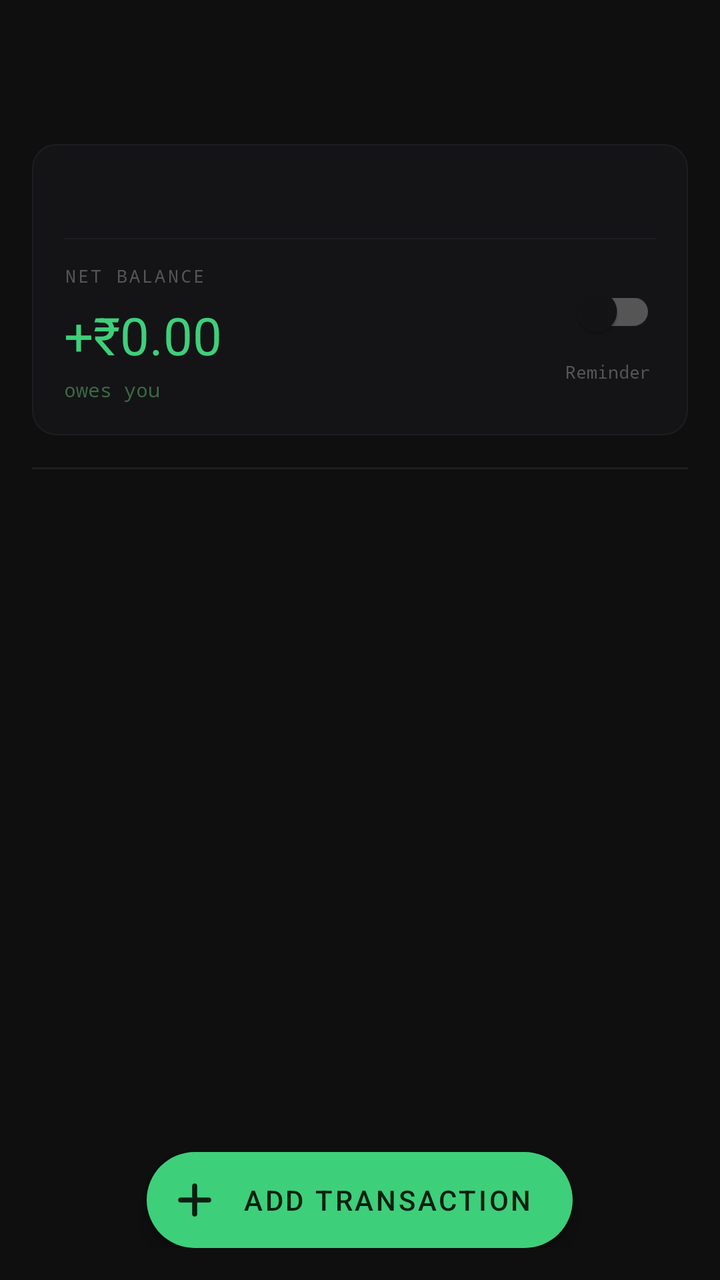
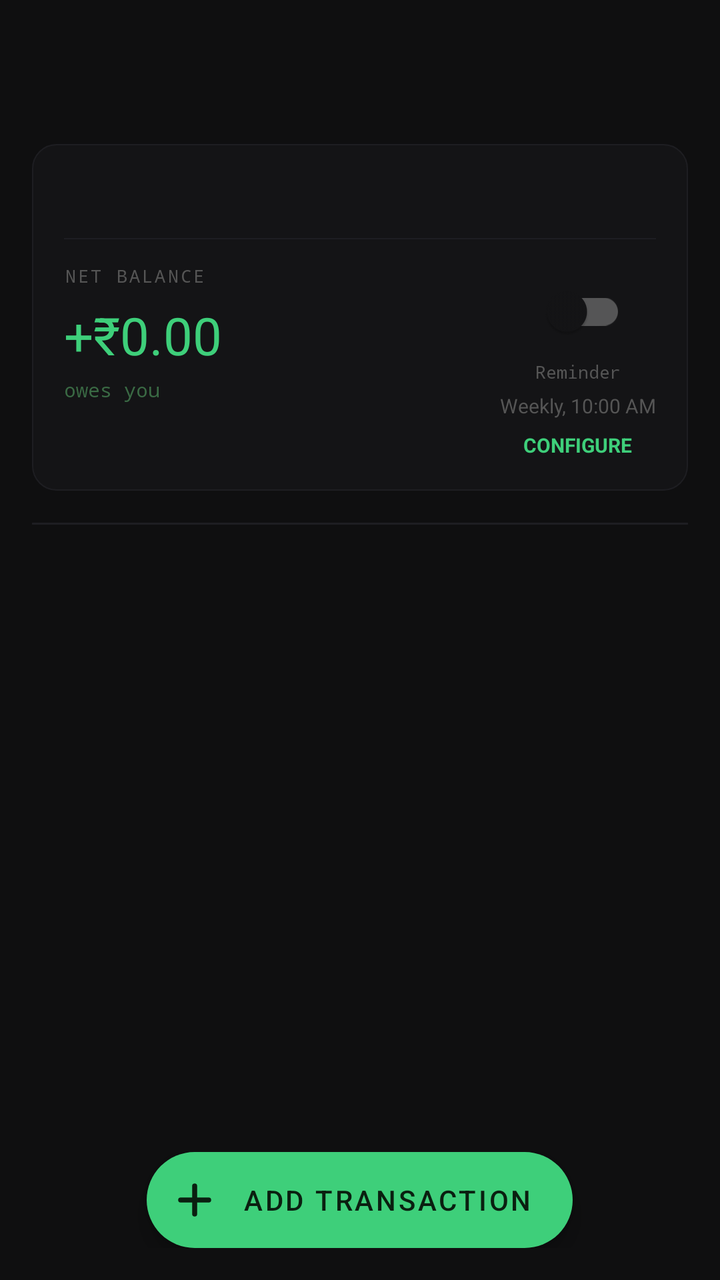

Compare the two renders of this Android layout. The source of the first and the diff that turns it into the second are given below.
<!-- AndroidManifest.xml: application theme Theme.OfflineLedger -->
<!-- res/layout/activity_transaction.xml -->
<?xml version="1.0" encoding="utf-8"?>
<androidx.coordinatorlayout.widget.CoordinatorLayout
    xmlns:android="http://schemas.android.com/apk/res/android"
    xmlns:app="http://schemas.android.com/apk/res-auto"
    android:layout_width="match_parent"
    android:layout_height="match_parent"
    android:background="@color/bg_primary">

    <com.google.android.material.appbar.AppBarLayout
        android:layout_width="match_parent"
        android:layout_height="wrap_content"
        android:background="@color/bg_primary"
        app:elevation="0dp">

        <androidx.appcompat.widget.Toolbar
            android:id="@+id/toolbar"
            android:layout_width="match_parent"
            android:layout_height="?attr/actionBarSize"/>

    </com.google.android.material.appbar.AppBarLayout>

    <androidx.core.widget.NestedScrollView
        android:layout_width="match_parent"
        android:layout_height="match_parent"
        app:layout_behavior="@string/appbar_scrolling_view_behavior">

        <LinearLayout
            android:layout_width="match_parent"
            android:layout_height="wrap_content"
            android:orientation="vertical"
            android:padding="16dp">

            
            <LinearLayout
                android:layout_width="match_parent"
                android:layout_height="wrap_content"
                android:orientation="vertical"
                android:background="@drawable/bg_card"
                android:padding="16dp"
                android:layout_marginBottom="16dp">

                
                <TextView
                    android:id="@+id/tvPersonName"
                    android:layout_width="wrap_content"
                    android:layout_height="wrap_content"
                    android:textColor="@color/primary_text"
                    android:textSize="20sp"
                    android:textStyle="bold"
                    android:layout_marginBottom="4dp"/>

                
                <TextView
                    android:id="@+id/tvMobile"
                    android:layout_width="wrap_content"
                    android:layout_height="wrap_content"
                    android:textColor="@color/hint_text"
                    android:textSize="12sp"
                    android:fontFamily="monospace"
                    android:drawablePadding="4dp"
                    android:layout_marginBottom="12dp"
                    android:visibility="gone"/>

                
                <View
                    android:layout_width="match_parent"
                    android:layout_height="0.5dp"
                    android:background="@color/divider"
                    android:layout_marginBottom="12dp"/>

                <LinearLayout
                    android:layout_width="match_parent"
                    android:layout_height="wrap_content"
                    android:orientation="horizontal">

                    <LinearLayout
                        android:layout_width="0dp"
                        android:layout_height="wrap_content"
                        android:layout_weight="1"
                        android:orientation="vertical">

                        <TextView
                            android:layout_width="wrap_content"
                            android:layout_height="wrap_content"
                            android:text="Net Balance"
                            android:textColor="@color/hint_text"
                            android:textSize="9sp"
                            android:textAllCaps="true"
                            android:letterSpacing="0.12"
                            android:fontFamily="monospace"
                            android:layout_marginBottom="6dp"/>

                        <TextView
                            android:id="@+id/tvBalance"
                            android:layout_width="wrap_content"
                            android:layout_height="wrap_content"
                            android:text="+₹0.00"
                            android:textColor="@color/color_positive"
                            android:textSize="26sp"/>

                        <TextView
                            android:id="@+id/tvBalanceLabel"
                            android:layout_width="wrap_content"
                            android:layout_height="wrap_content"
                            android:text="owes you"
                            android:textColor="@color/color_positive_muted"
                            android:textSize="10sp"
                            android:fontFamily="monospace"
                            android:layout_marginTop="3dp"/>
                    </LinearLayout>

                    
                    <LinearLayout
                        android:layout_width="wrap_content"
                        android:layout_height="wrap_content"
                        android:orientation="vertical"
                        android:gravity="center">

                        <com.google.android.material.switchmaterial.SwitchMaterial
                            android:id="@+id/switchReminder"
                            android:layout_width="wrap_content"
                            android:layout_height="wrap_content"/>

                        <TextView
                            android:layout_width="wrap_content"
                            android:layout_height="wrap_content"
                            android:text="Reminder"
                            android:textColor="@color/hint_text"
                            android:textSize="9sp"
                            android:fontFamily="monospace"/>
                    </LinearLayout>

                </LinearLayout>
            </LinearLayout>

            <View
                android:layout_width="match_parent"
                android:layout_height="1dp"
                android:background="@color/divider"
                android:layout_marginBottom="10dp"/>

            <androidx.recyclerview.widget.RecyclerView
                android:id="@+id/recyclerView"
                android:layout_width="match_parent"
                android:layout_height="wrap_content"
                app:layoutManager="androidx.recyclerview.widget.LinearLayoutManager"
                android:nestedScrollingEnabled="false"/>

            <TextView
                android:id="@+id/tvEmpty"
                android:layout_width="match_parent"
                android:layout_height="wrap_content"
                android:text="No transactions yet.\nTap + to add one."
                android:textColor="@color/hint_text"
                android:textSize="14sp"
                android:gravity="center"
                android:padding="40dp"
                android:visibility="gone"/>

            
            <View android:layout_width="match_parent" android:layout_height="80dp"/>

        </LinearLayout>
    </androidx.core.widget.NestedScrollView>

    <LinearLayout
        android:layout_width="match_parent"
        android:layout_height="wrap_content"
        android:layout_gravity="bottom"
        android:orientation="horizontal"
        android:gravity="center"
        android:padding="16dp"
        android:background="@color/bg_primary">

        <com.google.android.material.floatingactionbutton.ExtendedFloatingActionButton
            android:id="@+id/fabAddTransaction"
            android:layout_width="wrap_content"
            android:layout_height="wrap_content"
            android:text="Add Transaction"
            android:textColor="@color/fab_icon_tint"
            app:backgroundTint="@color/color_positive"
            app:icon="@drawable/ic_add"
            app:iconTint="@color/fab_icon_tint"/>
    </LinearLayout>

</androidx.coordinatorlayout.widget.CoordinatorLayout>
<!-- resources referenced by this layout -->
<resources>
  <color name="bg_primary">#0F0F10</color>
  <color name="color_positive">#3ECF7A</color>
  <color name="color_positive_muted">#3A6A44</color>
  <color name="divider">#1E1E22</color>
  <color name="fab_icon_tint">#0A1F10</color>
  <color name="hint_text">#555555</color>
  <color name="primary_text">#E0E0E0</color>
  <!-- drawable bg_card (drawable) -->
  <?xml version="1.0" encoding="utf-8"?>
  <shape xmlns:android="http://schemas.android.com/apk/res/android">
      <solid android:color="@color/bg_card"/>
      <corners android:radius="12dp"/>
      <stroke android:width="0.5dp" android:color="@color/divider"/>
  </shape>
  <!-- drawable ic_add (drawable) -->
  <?xml version="1.0" encoding="utf-8"?>
  <vector xmlns:android="http://schemas.android.com/apk/res/android"
      android:width="24dp" android:height="24dp"
      android:viewportWidth="24" android:viewportHeight="24">
      <path android:fillColor="@android:color/transparent"
          android:pathData="M12,5 L12,19 M5,12 L19,12"
          android:strokeColor="#0A1F10"
          android:strokeWidth="2.5"
          android:strokeLineCap="round"/>
  </vector>
  <style name="Theme.OfflineLedger" parent="Theme.MaterialComponents.DayNight.NoActionBar">
          <item name="colorPrimary">@color/colorPrimary</item>
          <item name="colorPrimaryVariant">@color/colorPrimaryVariant</item>
          <item name="colorOnPrimary">@color/colorOnPrimary</item>
          <item name="colorSecondary">@color/colorSecondary</item>
          <item name="colorOnSecondary">@color/colorOnSecondary</item>
          <item name="colorError">@color/colorError</item>
          <item name="colorOnError">@color/colorOnError</item>
          <item name="android:colorBackground">@color/colorBackground</item>
          <item name="colorOnBackground">@color/colorOnBackground</item>
          <item name="colorSurface">@color/colorSurface</item>
          <item name="colorOnSurface">@color/colorOnSurface</item>
          <item name="android:windowBackground">@color/bg_primary</item>
          <item name="android:statusBarColor">@color/bg_primary</item>
          <item name="android:navigationBarColor">@color/bg_primary</item>
          <item name="android:windowLightStatusBar">false</item>
          <item name="android:textColorPrimary">@color/primary_text</item>
          <item name="android:textColorSecondary">@color/secondary_text</item>
          <item name="android:textColorHint">@color/hint_text</item>
          <item name="materialAlertDialogTheme">@style/ThemeOverlay.MaterialComponents.Dialog.Alert</item>
      </style>
  <color name="bg_card">#141416</color>
  <color name="colorPrimary">#3ECF7A</color>
  <color name="colorPrimaryVariant">#2A9A58</color>
  <color name="colorOnPrimary">#0A1F10</color>
  <color name="colorSecondary">#3ECF7A</color>
  <color name="colorOnSecondary">#0A1F10</color>
  <color name="colorError">#E05252</color>
  <color name="colorOnError">#FFFFFF</color>
  <color name="colorBackground">#0F0F10</color>
  <color name="colorOnBackground">#E0E0E0</color>
  <color name="colorSurface">#141416</color>
  <color name="colorOnSurface">#E0E0E0</color>
  <color name="secondary_text">#999999</color>
</resources>

<!-- the commit's change to res/layout/activity_transaction.xml (unified diff, before → after) -->
@@ -111,10 +111,12 @@
 
                     
                     <LinearLayout
+                        android:id="@+id/reminderContainer"
                         android:layout_width="wrap_content"
                         android:layout_height="wrap_content"
                         android:orientation="vertical"
-                        android:gravity="center">
+                        android:gravity="center_horizontal"
+                        android:paddingStart="8dp">
 
                         <com.google.android.material.switchmaterial.SwitchMaterial
                             android:id="@+id/switchReminder"
@@ -128,9 +130,39 @@
                             android:textColor="@color/hint_text"
                             android:textSize="9sp"
                             android:fontFamily="monospace"/>
+
+                        <TextView
+                            android:id="@+id/tvReminderSummary"
+                            android:layout_width="wrap_content"
+                            android:layout_height="wrap_content"
+                            android:textColor="@color/hint_text"
+                            android:textSize="10sp"
+                            android:layout_marginTop="4dp"
+                            android:text="Weekly, 10:00 AM"/>
+
+                        <TextView
+                            android:id="@+id/btnConfigureReminder"
+                            android:layout_width="wrap_content"
+                            android:layout_height="wrap_content"
+                            android:text="Configure"
+                            android:textAllCaps="true"
+                            android:textStyle="bold"
+                            android:textColor="@color/color_positive"
+                            android:textSize="10sp"
+                            android:paddingTop="6dp"/>
                     </LinearLayout>
 
                 </LinearLayout>
+
+                <TextView
+                    android:id="@+id/tvReminderUnavailable"
+                    android:layout_width="match_parent"
+                    android:layout_height="wrap_content"
+                    android:text="Add mobile number to enable reminders"
+                    android:textSize="11sp"
+                    android:textColor="@color/hint_text"
+                    android:layout_marginTop="10dp"
+                    android:visibility="gone"/>
             </LinearLayout>
 
             <View
